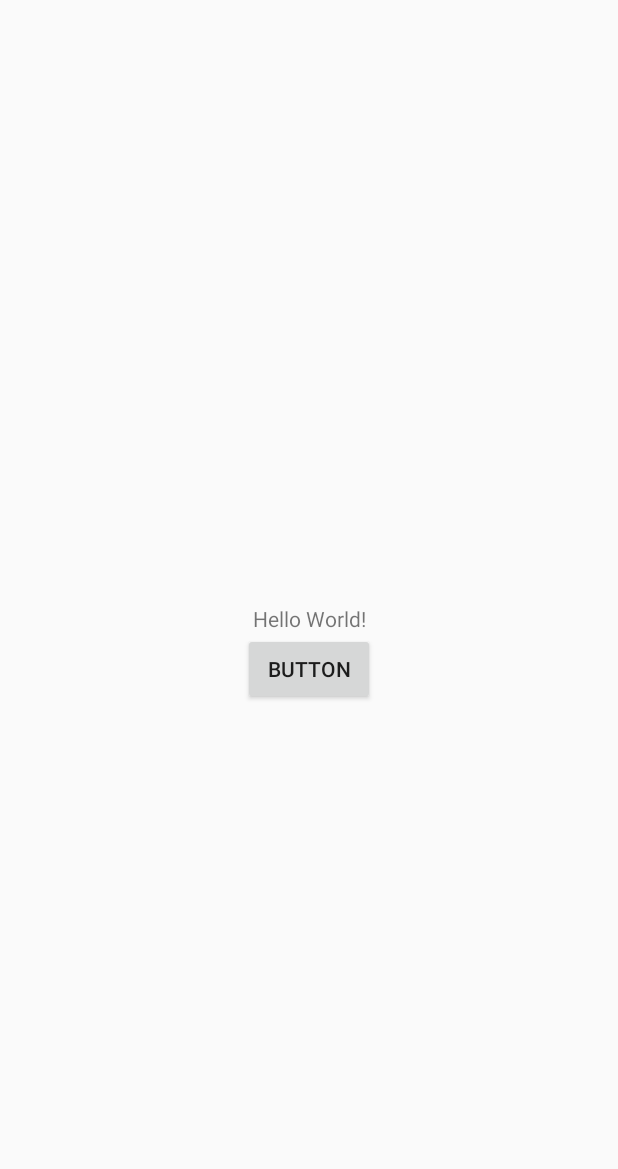
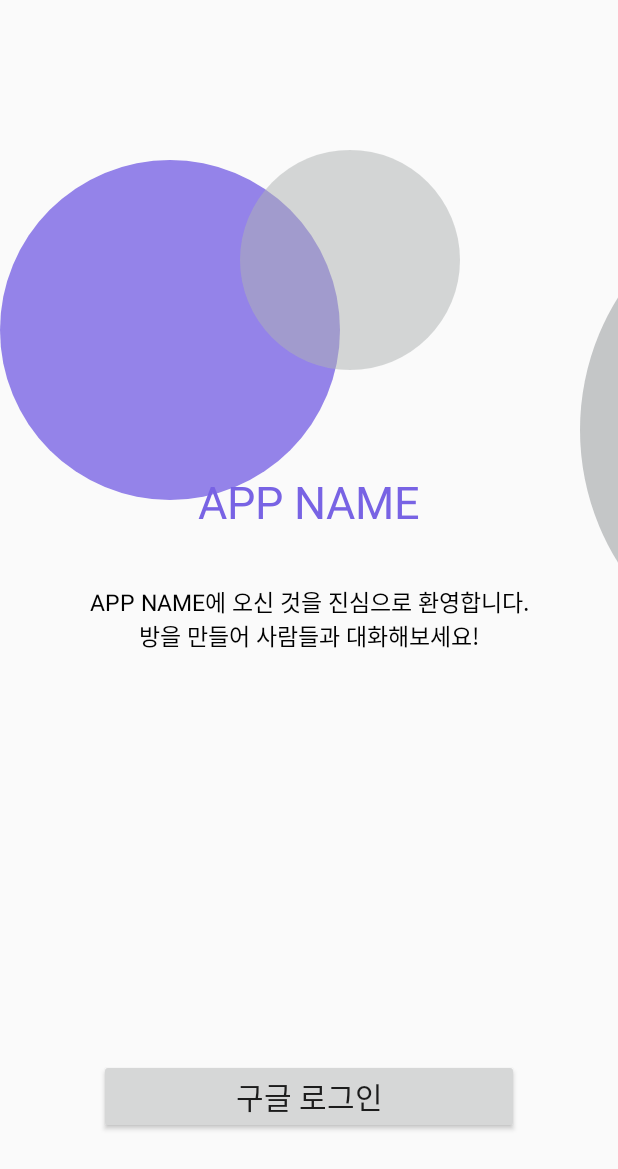
Before and after one commit to TopGoal01/Android, an Android app: the screen it shows after launch (MainActivity before the commit, LoginActivity after it), on a phone screen of 412 x 824 dp. Shown: the top 1169 px of the screen. Run offline under Robolectric (Android 15) with nearby library versions, the phone set to English and light mode, and no system bars.

Commit message:
[add] login, main UI

```diff
--- /dev/null
+++ b/app/src/main/java/com/example/topgoal/LoginActivity.kt
@@ -0,0 +1,79 @@
+package com.example.topgoal
+
+import androidx.appcompat.app.AppCompatActivity
+import android.os.Bundle
+import android.app.Activity
+import android.content.Context
+import android.content.Intent
+import android.graphics.Canvas
+import android.graphics.Paint
+import android.view.View
+import android.widget.Toast
+import androidx.activity.result.contract.ActivityResultContracts
+import androidx.core.content.ContextCompat
+import com.example.topgoal.databinding.ActivityLoginBinding
+
+class LoginActivity : AppCompatActivity() {
+    private lateinit var binding: ActivityLoginBinding
+
+    private val startForResult = registerForActivityResult(ActivityResultContracts.StartActivityForResult()) {
+        if (it.resultCode == Activity.RESULT_OK) {
+            if (it.data?.getStringExtra("logout") != null) {
+                Toast.makeText(this, R.string.toast_01, Toast.LENGTH_LONG).show()
+            }
+            else if (it.data?.getStringExtra("delete") != null) {
+                Toast.makeText(this, R.string.toast_02, Toast.LENGTH_LONG).show()
+            }
+        }
+    }
+
+    override fun onCreate(savedInstanceState: Bundle?) {
+        super.onCreate(savedInstanceState)
+        binding = ActivityLoginBinding.inflate(layoutInflater)
+        val view = binding.root
+        setContentView(view)
+
+        val intent = Intent(this, MainActivity::class.java)
+        intent.putExtra("name", "사용자 이름")
+        intent.putExtra("email", "이메일")
+        intent.putExtra("photoUrl", "사진")
+        binding.button.setOnClickListener { startForResult.launch(intent) }
+
+        val customView = CustomView(this)
+        binding.constraintLayout.addView(customView)
+    }
+}
+
+class CustomView(context: Context) : View(context) {
+    private val circle01 = Paint().apply {
+        style = Paint.Style.FILL
+        color = ContextCompat.getColor(context, R.color.purple)
+        alpha = 200
+    }
+    private val circle02 = Paint().apply {
+        style = Paint.Style.FILL
+        color = ContextCompat.getColor(context, R.color.gray_light)
+        alpha = 130
+    }
+    private val circle03 = Paint().apply {
+        style = Paint.Style.FILL
+        color = ContextCompat.getColor(context, R.color.purple_bold)
+        alpha = 200
+    }
+    private val circle04 = Paint().apply {
+        style = Paint.Style.FILL
+        color = ContextCompat.getColor(context, R.color.gray)
+        alpha = 150
+    }
+
+    override fun onDraw(canvas: Canvas?) {
+        super.onDraw(canvas)
+
+        canvas?.run {
+            drawCircle(170f, 330f, 170f, circle01)
+            drawCircle(350f, 260f, 110f, circle02)
+            drawCircle(870f, 210f, 130f, circle03)
+            drawCircle(830f, 430f, 250f, circle04)
+        }
+    }
+}
--- /dev/null
+++ b/app/src/main/res/layout/activity_login.xml
@@ -0,0 +1,52 @@
+<?xml version="1.0" encoding="utf-8"?>
+<androidx.constraintlayout.widget.ConstraintLayout xmlns:android="http://schemas.android.com/apk/res/android"
+    xmlns:app="http://schemas.android.com/apk/res-auto"
+    xmlns:tools="http://schemas.android.com/tools"
+    android:id="@+id/constraintLayout"
+    android:layout_width="match_parent"
+    android:layout_height="match_parent"
+    tools:context=".LoginActivity">
+
+    <TextView
+        android:id="@+id/text"
+        android:layout_width="wrap_content"
+        android:layout_height="wrap_content"
+        android:text="@string/text_01"
+        android:textColor="@color/purple"
+        android:textSize="@dimen/text_01"
+        app:layout_constraintBottom_toTopOf="@id/text2"
+        app:layout_constraintEnd_toEndOf="parent"
+        app:layout_constraintStart_toStartOf="parent"
+        app:layout_constraintTop_toTopOf="parent"
+        app:layout_constraintVertical_bias="0.9" />
+
+    <TextView
+        android:id="@+id/text2"
+        android:layout_width="wrap_content"
+        android:layout_height="wrap_content"
+        android:gravity="center"
+        android:text="@string/text_02"
+        android:textColor="@color/black"
+        android:textSize="@dimen/text_02"
+        app:layout_constraintBottom_toBottomOf="parent"
+        app:layout_constraintEnd_toEndOf="parent"
+        app:layout_constraintStart_toStartOf="parent"
+        app:layout_constraintTop_toTopOf="parent" />
+
+    <Button
+        android:id="@+id/button"
+        android:layout_width="wrap_content"
+        android:layout_height="wrap_content"
+        android:ems="12"
+        android:text="@string/button_01"
+        android:textSize="@dimen/button_01"
+        app:icon="@drawable/google"
+        app:iconSize="@dimen/icon_01"
+        app:iconTintMode="multiply"
+        app:layout_constraintBottom_toBottomOf="parent"
+        app:layout_constraintEnd_toEndOf="parent"
+        app:layout_constraintStart_toStartOf="parent"
+        app:layout_constraintTop_toBottomOf="@id/text2"
+        app:layout_constraintVertical_bias="0.8" />
+
+</androidx.constraintlayout.widget.ConstraintLayout>
--- a/app/src/main/res/layout/activity_main.xml
+++ b/app/src/main/res/layout/activity_main.xml
@@ -6,24 +6,15 @@
     android:layout_height="match_parent"
     tools:context=".MainActivity">
 
-    <TextView
-        android:id="@+id/textView"
-        android:layout_width="wrap_content"
-        android:layout_height="wrap_content"
-        android:text="Hello World!"
+    <FrameLayout
+        android:id="@+id/frameLayout"
+        android:layout_width="match_parent"
+        android:layout_height="match_parent"
         app:layout_constraintBottom_toBottomOf="parent"
-        app:layout_constraintLeft_toLeftOf="parent"
-        app:layout_constraintRight_toRightOf="parent"
-        app:layout_constraintTop_toTopOf="parent" />
+        app:layout_constraintEnd_toEndOf="parent"
+        app:layout_constraintStart_toStartOf="parent"
+        app:layout_constraintTop_toTopOf="parent">
 
-    <Button
-        android:id="@+id/button"
-        android:layout_width="wrap_content"
-        android:layout_height="wrap_content"
-        android:text="Button"
-        app:layout_constraintEnd_toEndOf="parent"
-        app:layout_constraintHorizontal_bias="0.5"
-        app:layout_constraintStart_toStartOf="parent"
-        app:layout_constraintTop_toBottomOf="@+id/textView" />
+    </FrameLayout>
 
 </androidx.constraintlayout.widget.ConstraintLayout>
--- /dev/null
+++ b/app/src/main/res/values/dimens.xml
@@ -0,0 +1,17 @@
+<?xml version="1.0" encoding="utf-8"?>
+<resources>
+    <dimen name="text_01">30sp</dimen>
+    <dimen name="text_02">15sp</dimen>
+    <dimen name="button_01">20sp</dimen>
+    <dimen name="icon_01">30dp</dimen>
+
+    <dimen name="image_01">60dp</dimen>
+    <dimen name="size_01">100dp</dimen>
+
+    <dimen name="image_02">15dp</dimen>
+    <dimen name="space_01">10dp</dimen>
+    <dimen name="space_02">80dp</dimen>
+
+    <dimen name="space_03">20dp</dimen>
+    <dimen name="text_03">25sp</dimen>
+</resources>
--- a/app/src/main/res/values/strings.xml
+++ b/app/src/main/res/values/strings.xml
@@ -1,5 +1,22 @@
 <resources>
-    <string name="app_name">TopGoal</string>
+    <string name="app_name">App</string>
+    <string name="text_01">APP NAME</string>
+    <string name="text_02">APP NAME에 오신 것을 진심으로 환영합니다.\n방을 만들어 사람들과 대화해보세요!</string>
+    <string name="button_01">구글 로그인</string>
+    <string name="toast_01">로그아웃 되었습니다</string>
+    <string name="toast_02">회원탈퇴 되었습니다</string>
+
+    <string name="content_01">사용자</string>
+    <string name="button_02">방 생성</string>
+    <string name="button_03">방 참가</string>
+
+    <string name="content_02">닫기</string>
+    <string name="button_04">로그아웃</string>
+    <string name="button_05">회원탈퇴</string>
+
+    <string name="edit_01">방 링크</string>
+    <string name="button_06">참가</string>
+    <string name="button_07">취소</string>
     <!-- TODO: Remove or change this placeholder text -->
     <string name="hello_blank_fragment">Hello blank fragment</string>
 </resources>
```
Also changed, not shown: app/src/main/AndroidManifest.xml (+4 -3 lines), app/src/main/java/com/example/topgoal/HomeFragment.kt (added, +73 -0 lines), app/src/main/java/com/example/topgoal/MainActivity.kt (+16 -8 lines), app/src/main/java/com/example/topgoal/RoomDialogFragment.kt (added, +23 -0 lines), app/src/main/java/com/example/topgoal/RoomFragment.kt (added, +48 -0 lines), app/src/main/java/com/example/topgoal/UserDialogFragment.kt (added, +49 -0 lines), app/src/main/res/layout/fragment_home.xml (added, +46 -0 lines), app/src/main/res/layout/fragment_room.xml (added, +47 -0 lines), app/src/main/res/layout/fragment_room_dialog.xml (added, +66 -0 lines), app/src/main/res/layout/fragment_user_dialog.xml (added, +73 -0 lines), app/src/main/res/layout/fragment_user_info.xml (added, +14 -0 lines), app/src/main/res/drawable-v24/google.png (added), app/src/main/res/drawable-v24/ic_close_24dp.png (added), app/src/main/res/drawable-v24/user.png (added).
